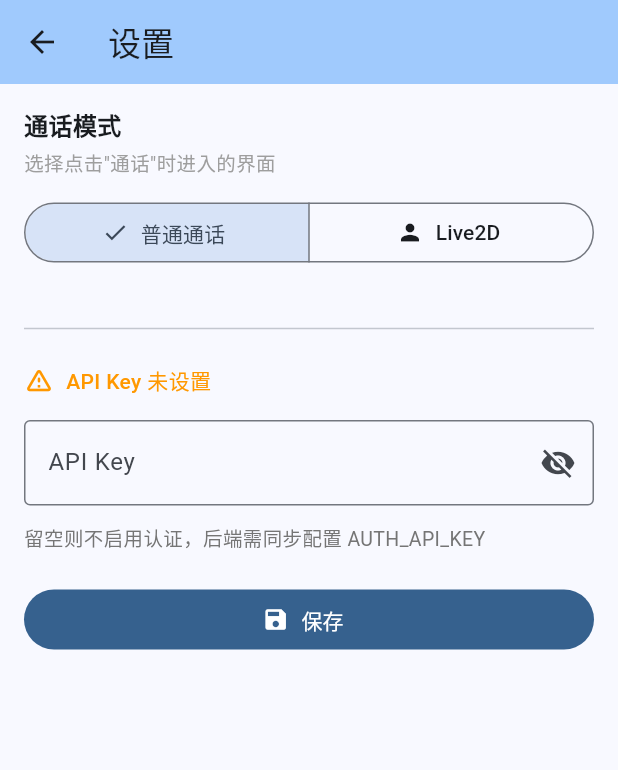
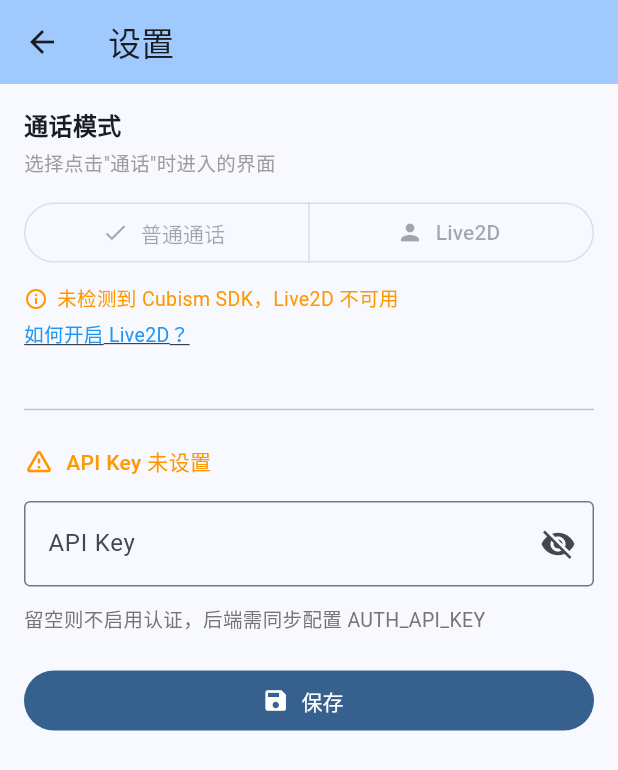
Before and after one commit to XiaoHui406/realtime-chatbot, a Flutter app: the screen it shows after launch, after a tap on the "settings" icon, on a phone screen of 412 x 824 dp. Shown: the top 770 px of the screen. Run offline on Flutter 3.47's test engine with Material 3 defaults, Android fonts, the light colour scheme and no system bars; our stand-ins replace file_picker, geolocator, shared_preferences; missing offline and left inert: flutter_inappwebview, flutter_soloud, record; network calls fail.

Commit message:
feat: Live2D改为可选项，未安装SDK时自动降级为普通通话

```diff
--- a/app/lib/pages/chat_detail_page.dart
+++ b/app/lib/pages/chat_detail_page.dart
@@ -1,5 +1,6 @@
 import 'package:flutter/material.dart';
 import '../services/api_service.dart';
+import '../services/live2d_server.dart';
 import '../services/settings_service.dart';
 import 'call_page.dart';
 import 'live2d_call_page.dart';
@@ -40,7 +41,9 @@ class _ChatDetailPageState extends State<ChatDetailPage> {
 
   Future<void> _startCall() async {
     final mode = SettingsService().callMode;
-    if (mode == CallMode.live2d) {
+    final useLive2D =
+        mode == CallMode.live2d && await Live2DServer.isDistAvailable();
+    if (useLive2D) {
       await Navigator.of(context).push(
         MaterialPageRoute(
             builder: (_) =>
--- a/app/lib/pages/settings_page.dart
+++ b/app/lib/pages/settings_page.dart
@@ -1,4 +1,5 @@
 import 'package:flutter/material.dart';
+import '../services/live2d_server.dart';
 import '../services/settings_service.dart';
 import 'live2d_model_page.dart';
 
@@ -14,6 +15,7 @@ class _SettingsPageState extends State<SettingsPage> {
   bool _obscureText = true;
   bool _hasApiKey = false;
   CallMode _callMode = CallMode.normal;
+  bool _live2dAvailable = true;
 
   @override
   void initState() {
@@ -22,6 +24,15 @@ class _SettingsPageState extends State<SettingsPage> {
     _controller.text = settings.apiKey;
     _hasApiKey = settings.apiKey.isNotEmpty;
     _callMode = settings.callMode;
+    Live2DServer.isDistAvailable().then((v) {
+      if (mounted) {
+        setState(() => _live2dAvailable = v);
+        if (!v && _callMode == CallMode.live2d) {
+          _callMode = CallMode.normal;
+          SettingsService().setCallMode(CallMode.normal);
+        }
+      }
+    });
   }
 
   @override
@@ -44,6 +55,45 @@ class _SettingsPageState extends State<SettingsPage> {
   Future<void> _setCallMode(CallMode mode) async {
     await SettingsService().setCallMode(mode);
     if (mounted) setState(() => _callMode = mode);
+  }
+
+  void _showLive2DGuide() {
+    showDialog(
+      context: context,
+      builder: (ctx) => AlertDialog(
+        title: const Text('如何开启 Live2D？'),
+        content: const Column(
+          mainAxisSize: MainAxisSize.min,
+          crossAxisAlignment: CrossAxisAlignment.start,
+          children: [
+            Text('1. 从 Live2D 官网下载 Cubism SDK for Web'),
+            SizedBox(height: 4),
+            Text('2. 解压到 app/assets/live2d/CubismSdkForWeb-5-r.5/'),
+            SizedBox(height: 4),
+            Text('3. 在 app/assets/live2d/ 下执行：'),
+            SizedBox(height: 4),
+            Text(
+              '   npm install && npm run build',
+              style: TextStyle(
+                  fontFamily: 'monospace', fontSize: 12),
+            ),
+            SizedBox(height: 4),
+            Text('4. 重新运行应用前清除 Live2D 缓存（见 README）'),
+            SizedBox(height: 12),
+            Text(
+              '详见 assets/live2d/README.md',
+              style: TextStyle(color: Colors.grey, fontSize: 12),
+            ),
+          ],
+        ),
+        actions: [
+          TextButton(
+            onPressed: () => Navigator.pop(ctx),
+            child: const Text('知道了'),
+          ),
+        ],
+      ),
+    );
   }
 
   @override
@@ -74,9 +124,41 @@ class _SettingsPageState extends State<SettingsPage> {
                   icon: Icon(Icons.person)),
             ],
             selected: {_callMode},
-            onSelectionChanged: (v) => _setCallMode(v.first),
+            onSelectionChanged: _live2dAvailable
+                ? (v) => _setCallMode(v.first)
+                : null,
           ),
-          if (_callMode == CallMode.live2d) ...[
+          if (!_live2dAvailable) ...[
+            const SizedBox(height: 10),
+            Row(
+              children: [
+                const Icon(Icons.info_outline,
+                    size: 16, color: Colors.orange),
+                const SizedBox(width: 6),
+                const Expanded(
+                  child: Text(
+                    '未检测到 Cubism SDK，Live2D 不可用',
+                    style: TextStyle(
+                        color: Colors.orange,
+                        fontSize: 13),
+                  ),
+                ),
+              ],
+            ),
+            const SizedBox(height: 4),
+            GestureDetector(
+              onTap: _showLive2DGuide,
+              child: const Text(
+                '如何开启 Live2D？',
+                style: TextStyle(
+                  color: Colors.blue,
+                  fontSize: 13,
+                  decoration: TextDecoration.underline,
+                ),
+              ),
+            ),
+          ],
+          if (_callMode == CallMode.live2d && _live2dAvailable) ...[
             const SizedBox(height: 14),
             OutlinedButton.icon(
               onPressed: () => Navigator.of(context).push(
--- a/app/lib/services/live2d_server.dart
+++ b/app/lib/services/live2d_server.dart
@@ -131,6 +131,16 @@ class Live2DServer {
     }
   }
 
+  static Future<bool> isDistAvailable() async {
+    try {
+      final manifestJson = await rootBundle.loadString('AssetManifest.json');
+      final manifest = jsonDecode(manifestJson) as Map<String, dynamic>;
+      return manifest.containsKey('assets/live2d/dist/Core/live2dcubismcore.js');
+    } catch (_) {
+      return false;
+    }
+  }
+
   Future<int> start() async {
     if (_docRoot.isEmpty) {
       throw StateError('Live2D dist directory not found');
```
Also changed, not shown: 10 other files.
